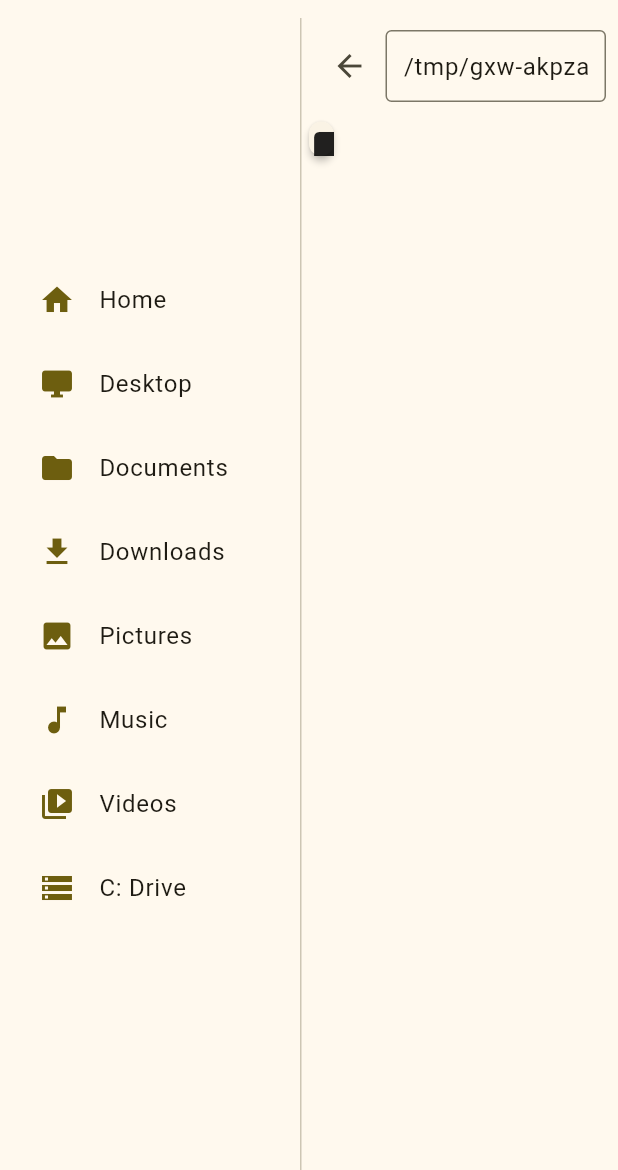
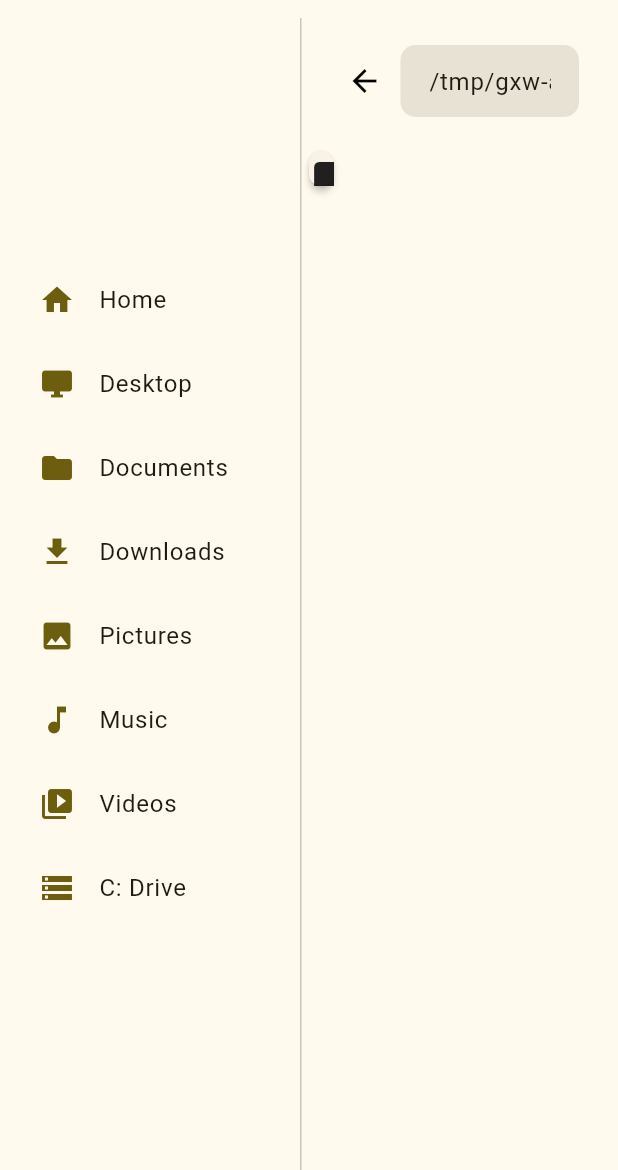
Before and after one commit to dhruvpatidar359/SuperFiles, a Flutter app: the screen it shows after launch, on a phone screen of 412 x 824 dp, the part 66-1236 px from its top. Run offline on Flutter 3.47's test engine with Material 3 defaults, Android fonts, the light colour scheme and no system bars; our stand-ins replace csv, file_picker, google_fonts, google_generative_ai, open_filex, sqflite_common and 2 more; missing offline and left inert: syncfusion_flutter_pdf; accounts and stored records are empty; Roboto replaces fonts that are missing (Ubuntu).

Commit message:
improved ux

```diff
--- a/lib/file_explorer/file_explorer_screen.dart
+++ b/lib/file_explorer/file_explorer_screen.dart
@@ -430,10 +430,18 @@ class _FileExplorerScreenState extends State<FileExplorerScreen> {
                       // Address bar
                       Padding(
                         padding: const EdgeInsets.all(8.0),
+                        child: Container(
+                          decoration: BoxDecoration(
+                            borderRadius:
+                                BorderRadius.circular(10), // Rounded corners
+                          ),
+                          padding: const EdgeInsets.symmetric(
+                              horizontal: 10, vertical: 10),
                           child: Row(
                             children: [
                               IconButton(
-                              icon: Icon(Icons.arrow_back),
+                                icon: Icon(Icons.arrow_back,
+                                    color: Colors.black), // Styled icon
                                 onPressed: _navigateUp,
                               ),
                               Expanded(
@@ -441,13 +449,28 @@ class _FileExplorerScreenState extends State<FileExplorerScreen> {
                                   controller: pathController,
                                   onSubmitted: _onPathSubmitted,
                                   decoration: InputDecoration(
-                                  border: OutlineInputBorder(),
-                                  contentPadding:
-                                      EdgeInsets.symmetric(horizontal: 8),
+                                    filled: true,
+
+                                    // TextField background color
+                                    border: OutlineInputBorder(
+                                      borderRadius: BorderRadius.circular(
+                                          10), // Rounded TextField
+                                      borderSide: BorderSide.none, // No border
+                                    ),
+                                    contentPadding: EdgeInsets.symmetric(
+                                        horizontal: 15,
+                                        vertical: 10), // Inner padding
+                                    hintText: 'Enter path...', // Hint text
+                                    hintStyle: TextStyle(), // Hint text style
+                                  ),
+                                  style: TextStyle(
+                                      fontSize: 16), // Font size for text
                                 ),
                               ),
+                              SizedBox(width: 8), // Spacer
+                              // Optional search icon
+                            ],
                           ),
-                          ],
                         ),
                       ),
                       Expanded(
--- a/lib/file_explorer/nav_button.dart
+++ b/lib/file_explorer/nav_button.dart
@@ -1,8 +1,6 @@
-// nav_button.dart
-
 import 'package:flutter/material.dart';
 
-class NavButton extends StatelessWidget {
+class NavButton extends StatefulWidget {
   final IconData icon;
   final String label;
   final VoidCallback onTap;
@@ -15,11 +13,51 @@ class NavButton extends StatelessWidget {
   }) : super(key: key);
 
   @override
+  _NavButtonState createState() => _NavButtonState();
+}
+
+class _NavButtonState extends State<NavButton> {
+  bool _isHovered = false; // Track hover state
+
+  @override
   Widget build(BuildContext context) {
-    return ListTile(
-      leading: Icon(icon, color: Theme.of(context).colorScheme.primary),
-      title: Text(label),
-      onTap: onTap,
+    return MouseRegion(
+      onEnter: (_) {
+        setState(() {
+          _isHovered = true;
+        });
+      },
+      onExit: (_) {
+        setState(() {
+          _isHovered = false;
+        });
+      },
+      child: ListTile(
+        leading: Icon(
+          widget.icon,
+          color: _isHovered
+              ? Theme.of(context)
+                  .colorScheme
+                  .primary
+                  .withOpacity(0.7) // Lightened on hover
+              : Theme.of(context).colorScheme.primary, // Normal color
+        ),
+        title: Text(
+          widget.label,
+          style: TextStyle(
+            color: _isHovered
+                ? Theme.of(context)
+                    .colorScheme
+                    .primary
+                    .withOpacity(0.7) // Lightened on hover
+                : Theme.of(context).colorScheme.onSurface, // Normal color
+          ),
+        ),
+        onTap: widget.onTap,
+        tileColor: _isHovered
+            ? Colors.grey.withOpacity(0.1) // Light background on hover
+            : Colors.transparent, // Normal background
+      ),
     );
   }
 }
```
Lines whose indentation alone changed are shown as unchanged.
